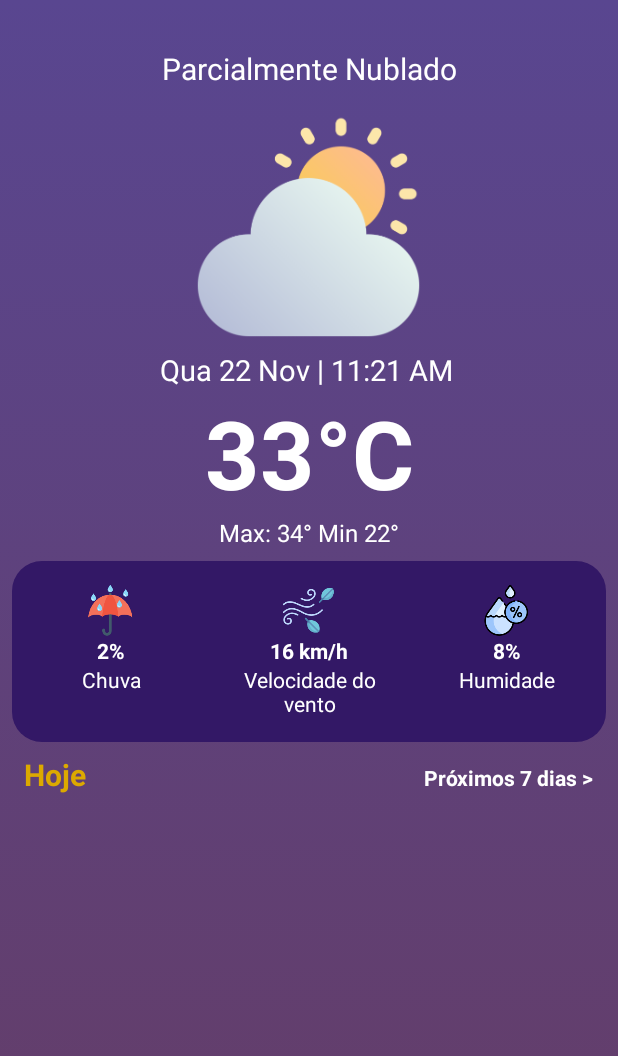
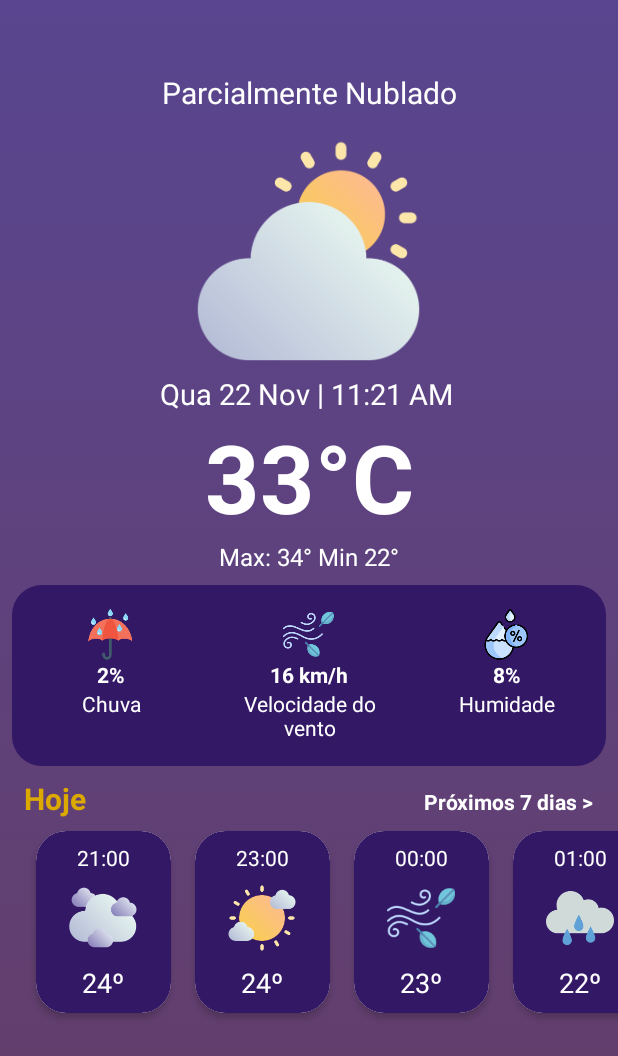
Before and after one commit to YGerard324/WeatherApp, an Android app: the screen it shows after launch (MainActivity), on a phone screen of 412 x 824 dp. Shown: the top 1056 px of the screen. Run offline under Robolectric (Android 15) with nearby library versions, the phone set to English and light mode, and no system bars.

Commit message:
Back end main activity

```diff
--- a/app/build.gradle
+++ b/app/build.gradle
@@ -13,7 +13,7 @@ android {
         versionCode 1
         versionName "1.0"
 
-        testInstrumentationRunner "androidx.test.runner.AndroidJUnitRunner"
+
     }
 
     buildTypes {
@@ -33,7 +33,5 @@ dependencies {
     implementation 'androidx.appcompat:appcompat:1.6.1'
     implementation 'com.google.android.material:material:1.5.0'
     implementation 'androidx.constraintlayout:constraintlayout:2.1.3'
-    testImplementation 'junit:junit:4.13.2'
-    androidTestImplementation 'androidx.test.ext:junit:1.1.5'
-    androidTestImplementation 'androidx.test.espresso:espresso-core:3.5.1'
+    implementation 'com.github.bumptech.glide:glide:4.12.0'
 }
--- a/app/src/main/AndroidManifest.xml
+++ b/app/src/main/AndroidManifest.xml
@@ -13,7 +13,7 @@
         android:theme="@style/Theme.RainOrHell"
         tools:targetApi="31">
         <activity
-            android:name=".MainActivity"
+            android:name=".Activities.Activities.MainActivity"
             android:exported="true">
             <intent-filter>
                 <action android:name="android.intent.action.MAIN" />
--- /dev/null
+++ b/app/src/main/java/com/example/rainorhell/Activities/Activities/MainActivity.java
@@ -0,0 +1,43 @@
+package com.example.rainorhell.Activities.Activities;
+
+import androidx.appcompat.app.AppCompatActivity;
+import androidx.recyclerview.widget.LinearLayoutManager;
+import androidx.recyclerview.widget.RecyclerView;
+
+import android.os.Bundle;
+
+import com.example.rainorhell.Activities.Adapters.HourlyAdapters;
+import com.example.rainorhell.Activities.Domains.Hourly;
+import com.example.rainorhell.R;
+
+import java.util.ArrayList;
+
+public class MainActivity extends AppCompatActivity {
+    private RecyclerView.Adapter adapterHourly;
+    private RecyclerView recyclerView;
+
+    @Override
+    protected void onCreate(Bundle savedInstanceState) {
+        super.onCreate(savedInstanceState);
+        setContentView(R.layout.activity_main);
+
+        initRecyclerView();
+    }
+
+    private void initRecyclerView() {
+        ArrayList<Hourly> items=new ArrayList<>();
+
+        items.add(new Hourly("21:00",24,"cloudy"));
+        items.add(new Hourly("23:00",24,"sunny"));
+        items.add(new Hourly("00:00",23,"wind"));
+        items.add(new Hourly("01:00",22,"rainy"));
+        items.add(new Hourly("02:00",20,"storm"));
+
+        recyclerView = findViewById(R.id.view1);
+        recyclerView.setLayoutManager(new LinearLayoutManager(this, LinearLayoutManager.HORIZONTAL, false));
+
+        adapterHourly =  new HourlyAdapters(items);
+        recyclerView.setAdapter(adapterHourly);
+
+    }
+}
--- /dev/null
+++ b/app/src/main/java/com/example/rainorhell/Activities/Adapters/HourlyAdapters.java
@@ -0,0 +1,64 @@
+package com.example.rainorhell.Activities.Adapters;
+
+import android.content.Context;
+import android.view.LayoutInflater;
+import android.view.View;
+import android.view.ViewGroup;
+import android.widget.ImageView;
+import android.widget.TextView;
+
+import androidx.annotation.NonNull;
+import androidx.recyclerview.widget.RecyclerView;
+
+import com.bumptech.glide.Glide;
+import com.example.rainorhell.Activities.Domains.Hourly;
+import com.example.rainorhell.R;
+
+import java.util.ArrayList;
+
+public class HourlyAdapters extends RecyclerView.Adapter<HourlyAdapters.viewHolder> {
+    ArrayList<Hourly> items;
+    Context context;
+
+    public HourlyAdapters(ArrayList<Hourly> items) {
+        this.items = items;
+    }
+
+    @NonNull
+    @Override
+    public HourlyAdapters.viewHolder onCreateViewHolder(@NonNull ViewGroup parent, int viewType) {
+        View inflate= LayoutInflater.from(parent.getContext()).inflate(R.layout.viewholder_hourly, parent, false);
+        context = parent.getContext();
+        return new viewHolder(inflate);
+    }
+
+    @Override
+    public void onBindViewHolder(@NonNull HourlyAdapters.viewHolder holder, int position) {
+        holder.hourTxt.setText(items.get(position).getHour());
+        holder.tempTxt.setText(items.get(position).getTemp()+"º");
+
+        int drawableResourceId=holder.itemView.getResources()
+                .getIdentifier(items.get(position).getPicPath(), "drawable", holder.itemView.getContext().getPackageName());
+
+        Glide.with(context)
+                .load(drawableResourceId)
+                .into(holder.pic);
+    }
+
+    @Override
+    public int getItemCount() {
+        return items.size();
+    }
+
+    public class viewHolder extends RecyclerView.ViewHolder {
+        TextView hourTxt, tempTxt;
+        ImageView pic;
+        public viewHolder(@NonNull View itemView) {
+            super(itemView);
+
+            hourTxt=itemView.findViewById(R.id.hourTxt);
+            tempTxt=itemView.findViewById((R.id.tempTxt));
+            pic=itemView.findViewById(R.id.pic);
+        }
+    }
+}
--- /dev/null
+++ b/app/src/main/java/com/example/rainorhell/Activities/Domains/Hourly.java
@@ -0,0 +1,37 @@
+package com.example.rainorhell.Activities.Domains;
+
+public class Hourly {
+    private String hour;
+    private int temp;
+    private String picPath;
+
+    public String getHour() {
+        return hour;
+    }
+
+    public void setHour(String hour) {
+        this.hour = hour;
+    }
+
+    public int getTemp() {
+        return temp;
+    }
+
+    public void setTemp(int temp) {
+        this.temp = temp;
+    }
+
+    public String getPicPath() {
+        return picPath;
+    }
+
+    public void setPicPath(String picPath) {
+        this.picPath = picPath;
+    }
+
+    public Hourly(String hour, int temp, String picPath) {
+        this.hour = hour;
+        this.temp = temp;
+        this.picPath = picPath;
+    }
+}
--- a/app/src/main/res/drawable/background.xml
+++ b/app/src/main/res/drawable/background.xml
@@ -2,7 +2,7 @@
 <selector xmlns:android="http://schemas.android.com/apk/res/android">
 <item>
     <shape android:shape="rectangle">
-        <gradient android:startColor="#594690" android:endColor="#643d67" android:angle="125">
+        <gradient android:startColor="#594690" android:endColor="#643d67" android:angle="-45">
 
         </gradient>
     </shape>
--- a/app/src/main/res/layout/activity_main.xml
+++ b/app/src/main/res/layout/activity_main.xml
@@ -5,7 +5,7 @@
     android:layout_width="match_parent"
     android:layout_height="match_parent"
     android:background="@drawable/background"
-    tools:context=".MainActivity">
+    tools:context=".Activities.Activities.MainActivity">
 
     <ScrollView
         android:layout_width="match_parent"
@@ -24,11 +24,11 @@
                 android:id="@+id/textView"
                 android:layout_width="match_parent"
                 android:layout_height="wrap_content"
+                android:layout_marginTop="48dp"
                 android:text="Parcialmente Nublado"
+                android:textAlignment="center"
                 android:textColor="@color/white"
-                android:textSize="20sp"
-                android:textAlignment="center"
-                android:layout_marginTop="32dp"/>
+                android:textSize="20sp" />
 
             <ImageView
                 android:id="@+id/imageViewWeather"
@@ -182,18 +182,19 @@
             <LinearLayout
                 android:layout_width="match_parent"
                 android:layout_height="match_parent"
-                android:orientation="horizontal">
+                android:orientation="horizontal"
+                tools:layout_marginTop="16dp">
 
                 <TextView
                     android:id="@+id/textViewToday"
                     android:layout_width="wrap_content"
                     android:layout_height="wrap_content"
+                    android:layout_marginStart="16dp"
                     android:layout_weight="1"
                     android:text="Hoje"
                     android:textColor="@color/yellow"
-                    android:textStyle="bold"
                     android:textSize="20sp"
-                    android:layout_marginStart="16dp"/>
+                    android:textStyle="bold" />
 
                 <TextView
                     android:id="@+id/textViewNextDays"
@@ -202,8 +203,8 @@
                     android:layout_marginEnd="16dp"
                     android:text="Próximos 7 dias >"
                     android:textColor="@color/white"
-                    android:textStyle="bold"
-                    android:textSize="14sp"/>
+                    android:textSize="14sp"
+                    android:textStyle="bold" />
 
             </LinearLayout>
 
--- /dev/null
+++ b/app/src/main/res/layout/viewholder_hourly.xml
@@ -0,0 +1,47 @@
+<?xml version="1.0" encoding="utf-8"?>
+<androidx.cardview.widget.CardView xmlns:android="http://schemas.android.com/apk/res/android"
+    xmlns:app="http://schemas.android.com/apk/res-auto"
+    xmlns:tools="http://schemas.android.com/tools"
+    android:layout_width="90dp"
+    android:layout_height="wrap_content"
+    android:layout_margin="8dp"
+    android:background="@drawable/background2"
+    app:cardCornerRadius="20dp"
+    app:cardElevation="3dp"
+    tools:cardElevation="3dp">
+
+    <LinearLayout
+        android:layout_width="match_parent"
+        android:layout_height="match_parent"
+        android:background="@drawable/background2"
+        android:orientation="vertical">
+
+        <TextView
+            android:id="@+id/hourTxt"
+            android:textColor="@color/white"
+            android:textSize="14sp"
+            android:textAlignment="center"
+            android:layout_margin="8dp"
+            android:layout_width="match_parent"
+            android:layout_height="wrap_content"
+            android:text="TextView" />
+
+        <ImageView
+            android:id="@+id/pic"
+            android:layout_width="45dp"
+            android:layout_height="45dp"
+            android:layout_gravity="center"
+            app:srcCompat="@drawable/cloudy_sunny" />
+
+        <TextView
+            android:id="@+id/tempTxt"
+            android:layout_width="match_parent"
+            android:layout_height="wrap_content"
+            android:text="28º"
+            android:textSize="18sp"
+            android:textColor="@color/white"
+            android:textAlignment="center"
+            android:layout_margin="8dp"
+            />
+    </LinearLayout>
+</androidx.cardview.widget.CardView>
--- a/app/src/main/res/values/colors.xml
+++ b/app/src/main/res/values/colors.xml
@@ -3,4 +3,6 @@
     <color name="black">#FF000000</color>
     <color name="white">#FFFFFFFF</color>
     <color name="yellow">#DCA900</color>
+
+
 </resources>
--- a/app/src/main/res/values/themes.xml
+++ b/app/src/main/res/values/themes.xml
@@ -2,6 +2,7 @@
     <!-- Base application theme. -->
     <style name="Base.Theme.RainOrHell" parent="Theme.Material3.DayNight.NoActionBar">
         <!-- Customize your light theme here. -->
+        <item name="colorPrimaryDark">#59469D</item>
         <!-- <item name="colorPrimary">@color/my_light_primary</item> -->
     </style>
 
```
